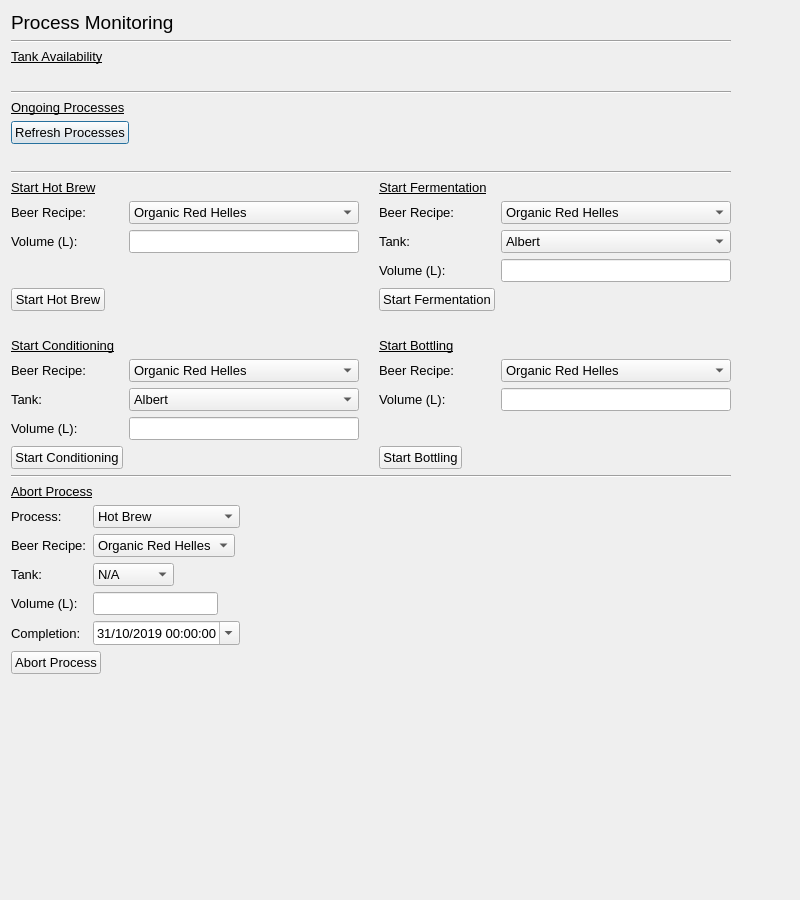
First picture: the form in process_monitoring.ui, repository IsaacCheng9/brewhouse-management, before the edit.
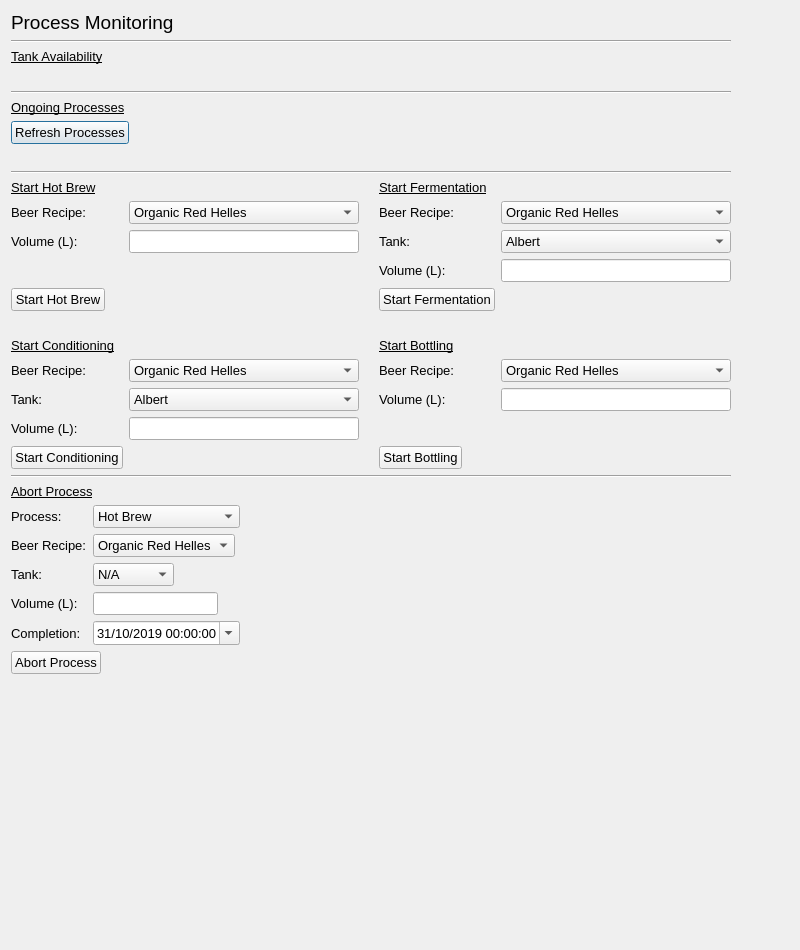
Second picture: the form after the edit.

Commit message: Fixed button size glitch

```diff
--- a/process_monitoring.ui
+++ b/process_monitoring.ui
@@ -7,7 +7,7 @@
     <x>0</x>
     <y>0</y>
     <width>800</width>
-    <height>900</height>
+    <height>950</height>
    </rect>
   </property>
   <property name="font">
@@ -45,7 +45,7 @@
         <x>0</x>
         <y>0</y>
         <width>778</width>
-        <height>878</height>
+        <height>928</height>
        </rect>
       </property>
       <widget class="QWidget" name="verticalLayoutWidget">
@@ -54,7 +54,7 @@
          <x>0</x>
          <y>0</y>
          <width>720</width>
-         <height>871</height>
+         <height>921</height>
         </rect>
        </property>
        <layout class="QVBoxLayout" name="vert_layout_monitoring">
```
Left out of the diff: 8 changed lines with no effect on the pictures. The commit also changes 2 other files.
